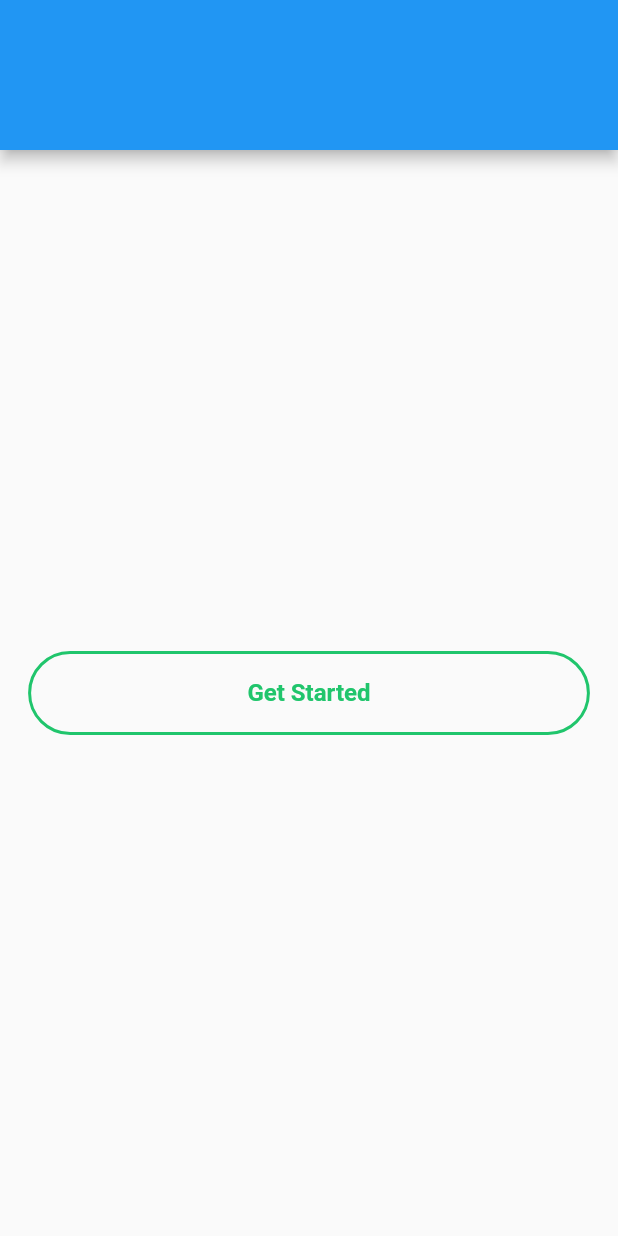
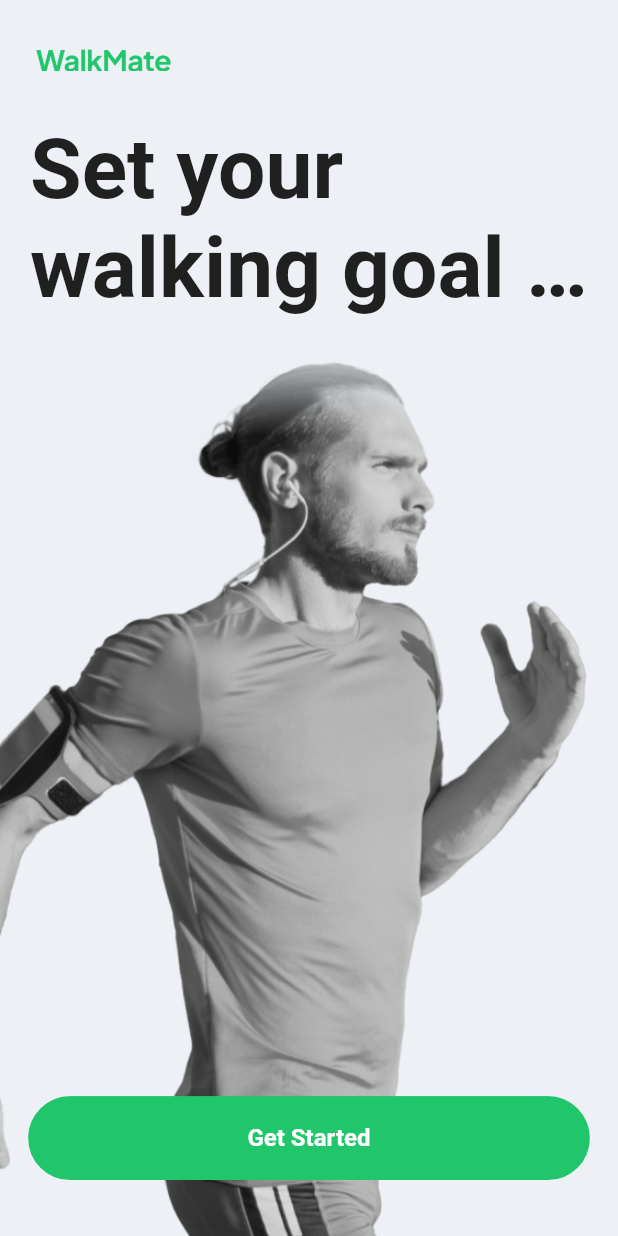
Before and after one commit to Rahat7288/Fitness-Tracker-, a Flutter app: the screen it shows after launch, on a phone screen of 412 x 824 dp. Run offline on Flutter 3.47's test engine with Material 2 defaults, Android fonts, the phone set to English and light mode, and no system bars; Roboto replaces fonts that are missing (Manrope, Plus Jakarta Sans).

Commit message:
onboarding sceen design done

```diff
--- a/lib/pages/home_page/home_layouts/home_mobile.dart
+++ b/lib/pages/home_page/home_layouts/home_mobile.dart
@@ -1,3 +1,4 @@
+import 'package:elo_task/constants/custom_colors.dart';
 import 'package:elo_task/widgets/custom_button2.dart';
 import 'package:flutter/material.dart';
 
@@ -9,13 +10,68 @@ class HomeMobile extends StatelessWidget {
   @override
   Widget build(BuildContext context) {
     return Scaffold(
-      appBar: AppBar(
-        toolbarHeight: 100.0,
-        // leading: Container(
-        //   child: Image.asset('assets/images/Logo1.png'),
-        // ),
-      ),
-      body: Center(child: CustomButton2(context, 'Get Started')),
-    );
+        appBar: AppBar(
+          backgroundColor: CustomColors.stateGray,
+          elevation: 0,
+          toolbarHeight: 80.0,
+          leadingWidth: 114.0,
+          bottomOpacity: 0,
+          toolbarOpacity: 0,
+          leading: Padding(
+            padding: const EdgeInsets.only(left: 24.0),
+            child: Image.asset(
+              'assets/images/Logo1.png',
+              height: 16,
+              width: 114,
+            ),
+          ),
+        ),
+        body: Container(
+          // padding: const EdgeInsets.symmetric(horizontal: 20.0),
+          color: CustomColors.darkGray,
+          height: MediaQuery.of(context).size.height,
+          width: MediaQuery.of(context).size.width,
+          child: Column(
+            mainAxisAlignment: MainAxisAlignment.start,
+            crossAxisAlignment: CrossAxisAlignment.start,
+            children: [
+              const Padding(
+                padding: EdgeInsets.symmetric(horizontal: 20.0),
+                child: Text(
+                  "Set your walking goal today!",
+                  maxLines: 2,
+                  overflow: TextOverflow.ellipsis,
+                  style: TextStyle(
+                    fontFamily: 'Plus Jakarta Sans',
+                    fontSize: 56,
+                    fontWeight: FontWeight.w700,
+                  ),
+                ),
+              ),
+              const SizedBox(
+                height: 11,
+              ),
+              SizedBox(child: backgroungImage(context)),
+            ],
+          ),
+        ));
   }
 }
+
+Widget backgroungImage(BuildContext context) {
+  return Stack(
+    alignment: Alignment.bottomCenter,
+    fit: StackFit.loose,
+    children: [
+      Image.asset(
+        'assets/images/Image.png',
+        // height: 700,
+        fit: BoxFit.cover,
+      ),
+      Positioned(
+        bottom: 40.0,
+        child: CustomButton1(context, 'Get Started'),
+      )
+    ],
+  );
+}
--- a/lib/pages/home_page/home_page.dart
+++ b/lib/pages/home_page/home_page.dart
@@ -13,8 +13,8 @@ class HomePage extends StatelessWidget {
     return Scaffold(
         backgroundColor: CustomColors.stateGray,
         body: ResponsiveLayout(
-          mobileBody: HomeMobile(),
-          tabletBody: HomeTabe(),
+          mobileBody: const HomeMobile(),
+          tabletBody: const HomeTabe(),
         ));
   }
 }
--- a/pubspec.yaml
+++ b/pubspec.yaml
@@ -61,8 +61,8 @@ flutter:
   uses-material-design: true
 
   # To add assets to your application, add an assets section, like this:
-assets:
-  - images/
+  assets:
+    - assets/images/
 
 
   # An image asset can refer to one or more resolution-specific "variants", see
```
Also changed, not shown: lib/pages/home_page/home_layouts/home_tab.dart (+55 -2 lines).
